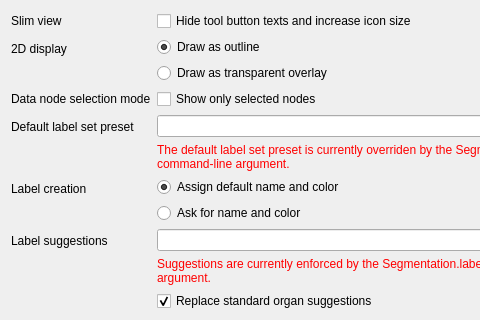
Qt form Plugins/org.mitk.gui.qt.segmentation/src/QmitkSegmentationPreferencePageControls.ui (MITK/MITK) before a commit; both pictures show x 0 to 480 and y 0 to 320 of the 656 by 779 pixel window.
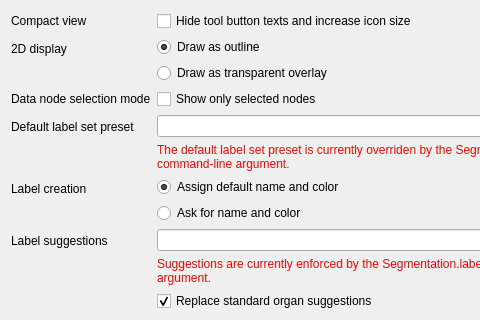
The same form after that commit.

Commit message:
Rename slim mode to compact mode
Slim mode was a relict from times where display resolutions like 1024x768 were common.
Nowadays with higher resolutions and wide screens we are more interested in saving vertical space.

Patch:
```diff
--- a/Plugins/org.mitk.gui.qt.segmentation/src/QmitkSegmentationPreferencePageControls.ui
+++ b/Plugins/org.mitk.gui.qt.segmentation/src/QmitkSegmentationPreferencePageControls.ui
@@ -17,7 +17,7 @@
    <item row="0" column="0">
     <widget class="QLabel" name="slimViewLabel">
      <property name="text">
-      <string>Slim view</string>
+      <string>Compact view</string>
      </property>
     </widget>
    </item>
```
Left out of the diff: 4 changed lines with no effect on the pictures. The commit also changes 1 other file.
